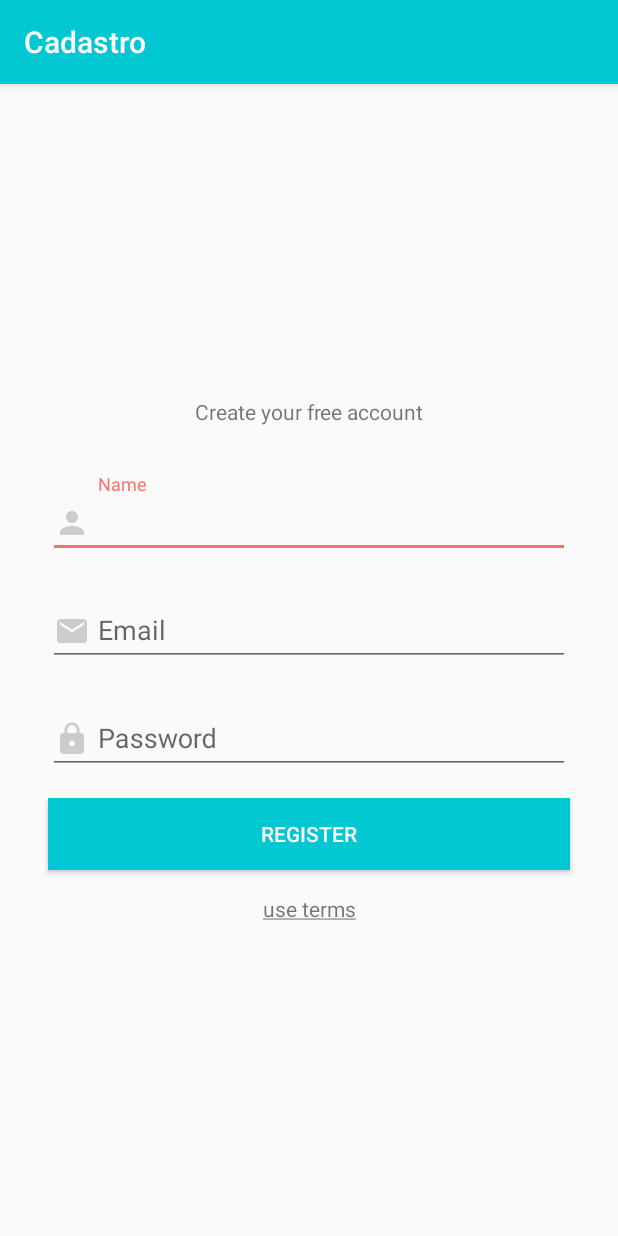
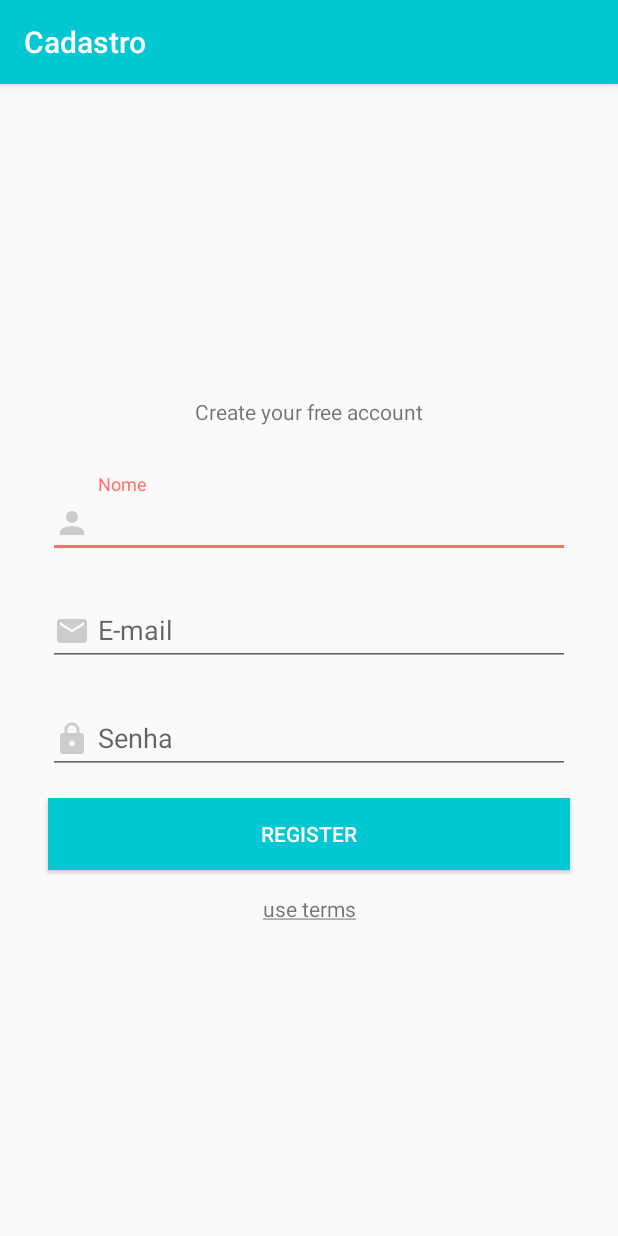
Before and after one commit to LeonardoRick/organizze-clone, an Android app: the RegisterActivity screen opened directly, with no data from a screen before it, on a phone screen of 412 x 824 dp. Run offline under Robolectric (Android 15) with nearby library versions, the phone set to English and light mode, and no system bars; our stand-ins replace Firebase (no records; nobody signed in at launch, a user with empty details on screens opened directly).

Commit message:
change hint texts to portuguese

```diff
--- a/app/src/main/res/layout/activity_login.xml
+++ b/app/src/main/res/layout/activity_login.xml
@@ -50,7 +50,7 @@
                     android:layout_height="wrap_content"
                     android:drawableLeft="@drawable/ic_gray_email_24"
                     android:drawablePadding="5dp"
-                    android:hint="Email"
+                    android:hint="E-mail"
                     android:inputType="textWebEmailAddress" />
             </com.google.android.material.textfield.TextInputLayout>
 
@@ -73,7 +73,7 @@
                     android:layout_height="wrap_content"
                     android:drawableLeft="@drawable/ic_gray_lock_24"
                     android:drawablePadding="5dp"
-                    android:hint="Password"
+                    android:hint="Senha"
                     android:inputType="textPassword" />
             </com.google.android.material.textfield.TextInputLayout>
 
--- a/app/src/main/res/layout/activity_register.xml
+++ b/app/src/main/res/layout/activity_register.xml
@@ -81,7 +81,7 @@
                     android:layout_height="wrap_content"
                     android:drawableLeft="@drawable/ic_gray_email_24"
                     android:drawablePadding="5dp"
-                    android:hint="Email"
+                    android:hint="E-mail"
                     android:inputType="textWebEmailAddress" />
             </com.google.android.material.textfield.TextInputLayout>
 
@@ -106,7 +106,7 @@
                     android:layout_height="wrap_content"
                     android:drawableLeft="@drawable/ic_gray_lock_24"
                     android:drawablePadding="5dp"
-                    android:hint="Password"
+                    android:hint="Senha"
                     android:inputType="textPassword" />
             </com.google.android.material.textfield.TextInputLayout>
 
@@ -131,7 +131,7 @@
                     android:layout_height="wrap_content"
                     android:drawableLeft="@drawable/ic_gray_person_24"
                     android:drawablePadding="5dp"
-                    android:hint="Name"
+                    android:hint="Nome"
                     android:inputType="textVisiblePassword|textNoSuggestions" />
             </com.google.android.material.textfield.TextInputLayout>
 
```
